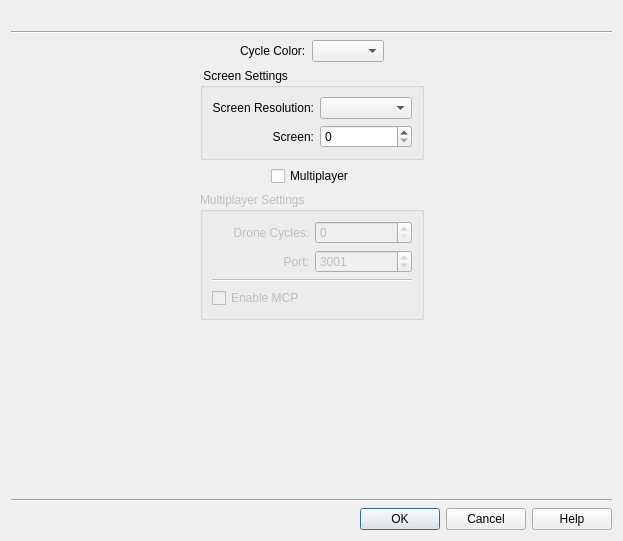
First picture: the form in init/cyclesInit.ui, repository dmzgroup/cycles, before the edit.
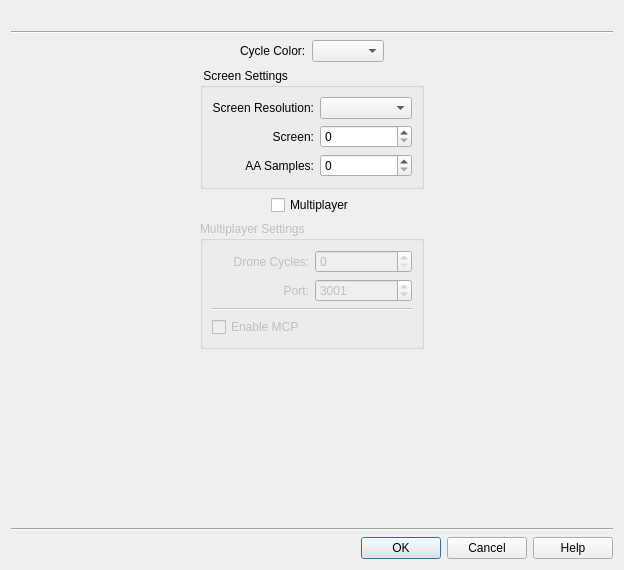
Second picture: the form after the edit. Icons and pictures are not drawn.

Commit message: Updated cycles so that launch panel remembers settings from previous run.

Diff of the .ui file:
```diff
--- a/init/cyclesInit.ui
+++ b/init/cyclesInit.ui
@@ -1,12 +1,12 @@
 <ui version="4.0" >
  <class>cyclesSetupForm</class>
- <widget class="QWidget" name="cyclesSetupForm" >
-  <property name="geometry" >
+ <widget class="QWidget" name="cyclesSetupForm">
+  <property name="geometry">
    <rect>
     <x>0</x>
     <y>0</y>
-    <width>623</width>
-    <height>541</height>
+    <width>624</width>
+    <height>570</height>
    </rect>
   </property>
   <property name="windowTitle" >
@@ -121,6 +121,23 @@
               </property>
              </widget>
             </item>
+            <item row="3" column="1">
+             <widget class="QLabel" name="label_7">
+              <property name="text">
+               <string>AA Samples:</string>
+              </property>
+              <property name="alignment">
+               <set>Qt::AlignRight|Qt::AlignTrailing|Qt::AlignVCenter</set>
+              </property>
+             </widget>
+            </item>
+            <item row="3" column="2">
+             <widget class="QSpinBox" name="aaBox">
+              <property name="maximum">
+               <number>32</number>
+              </property>
+             </widget>
+            </item>
            </layout>
            <zorder>screenBox</zorder>
            <zorder>label_6</zorder>
```
Left out of the diff: 181 changed lines with no effect on the pictures. The commit also changes 4 other files.
